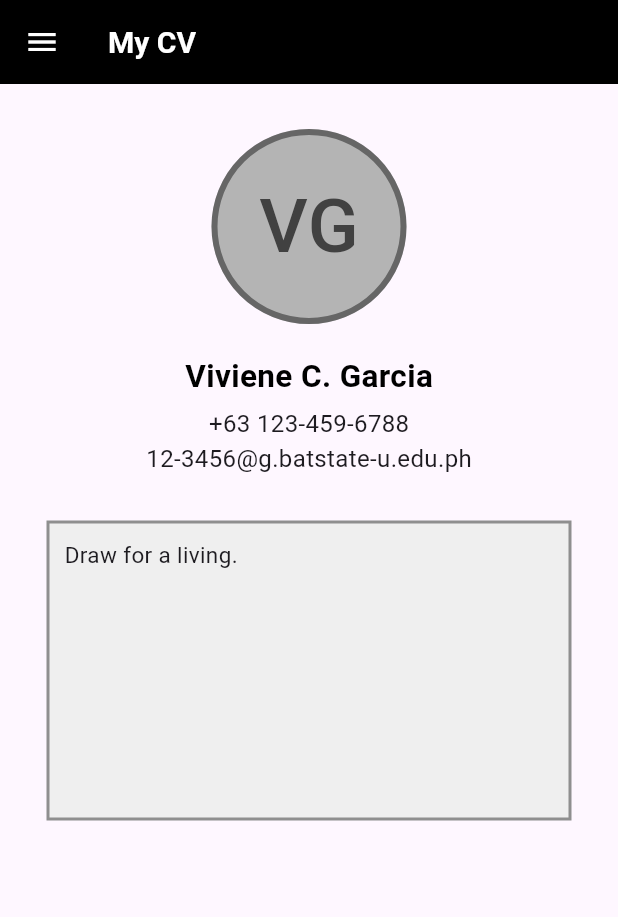
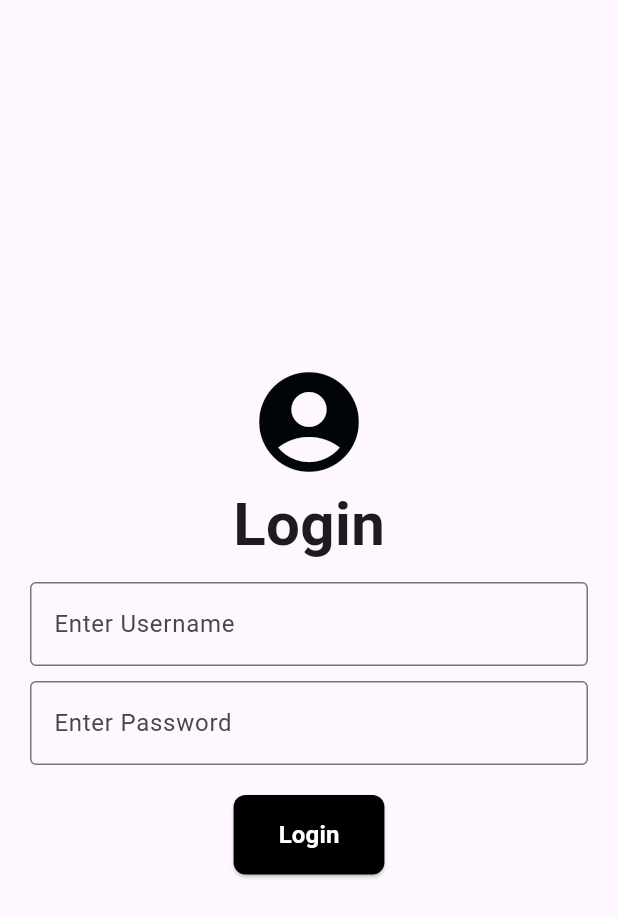
Before and after one commit to VivieneGarcia/GarciaVivieneCS3103_Flutter, a Flutter app: the screen it shows after launch, on a phone screen of 412 x 824 dp. Shown: the top 917 px of the screen. Run offline on Flutter 3.47's test engine with Material 3 defaults, Android fonts, the phone set to English and light mode, and no system bars; our stand-ins replace image_picker; missing offline and left inert: dart:html.

Commit message:
loginpage and change pfp

```diff
--- /dev/null
+++ b/cv and drawer/cv/lib/image_picker_stub.dart
@@ -0,0 +1,5 @@
+import 'dart:typed_data';
+
+Future<Uint8List?> pickImage() async {
+  throw UnsupportedError('This platform is not supported.');
+}
--- /dev/null
+++ b/cv and drawer/cv/lib/login_page.dart
@@ -0,0 +1,118 @@
+import 'package:flutter/material.dart';
+import 'basic_screen.dart';
+
+class LoginPage extends StatelessWidget {
+  LoginPage({super.key});
+
+  final TextEditingController usernameController = TextEditingController();
+  final TextEditingController passwordController = TextEditingController();
+
+  // Define test credentials
+  final Map<String, Map<String, dynamic>> validCredentials = {
+    'first': {
+      'password': 'pass1',
+      'name': 'Viviene Garcia',
+      'email': 'vivs@gmail.com',
+      'number': '0918-456-1232',
+    },
+    'second': {
+      'password': 'pass2',
+      'name': 'Grizzly Bear',
+      'email': 'grizzy@gmail.com',
+      'number': '0918-654-3212',
+    },
+  };
+
+  void _login(BuildContext context) {
+    String username = usernameController.text;
+    String password = passwordController.text;
+
+    // Check if username exists in the credentials and if the password matches
+    if (validCredentials.containsKey(username) &&
+        validCredentials[username]!['password'] == password) {
+      // Navigate to BasicScreen with the correct details
+      Navigator.push(
+        context,
+        MaterialPageRoute(
+          builder: (context) => BasicScreen(
+            name: validCredentials[username]!['name'],
+            email: validCredentials[username]!['email'],
+            number: validCredentials[username]!['number'],
+          ),
+        ),
+      );
+    } else {
+      // Show an error if the credentials are incorrect
+      ScaffoldMessenger.of(context).showSnackBar(
+        const SnackBar(
+          content: Text('Incorrect username or password'),
+          backgroundColor: Colors.red,
+        ),
+      );
+    }
+  }
+
+  @override
+  Widget build(BuildContext context) {
+    return Scaffold(
+      body: Center(
+        child: Padding(
+          padding: const EdgeInsets.all(20.0),
+          child: Column(
+            mainAxisAlignment: MainAxisAlignment.center,
+            children: [
+              const Icon(Icons.account_circle,
+                  size: 80, color: Color.fromARGB(255, 1, 5, 8)),
+              Container(
+                child: const Text(
+                  'Login',
+                  style: TextStyle(fontSize: 40, fontWeight: FontWeight.w600),
+                ),
+              ),
+              Container(
+                margin: const EdgeInsets.fromLTRB(0, 10, 0, 10),
+                child: TextField(
+                  controller: usernameController,
+                  decoration: const InputDecoration(
+                    border: OutlineInputBorder(),
+                    hintText: 'Enter Username',
+                  ),
+                ),
+              ),
+              TextField(
+                controller: passwordController,
+                decoration: const InputDecoration(
+                  border: OutlineInputBorder(),
+                  hintText: 'Enter Password',
+                ),
+                obscureText: true,
+              ),
+              Container(
+                margin: const EdgeInsets.only(top: 20),
+                child: ElevatedButton(
+                  onPressed: () => _login(context),
+                  style: ElevatedButton.styleFrom(
+                    backgroundColor: Colors.black,
+                    padding: const EdgeInsets.symmetric(
+                        horizontal: 30, vertical: 15),
+                    shape: RoundedRectangleBorder(
+                      borderRadius: BorderRadius.circular(8),
+                    ),
+                  ),
+                  child: const Text(
+                    'Login',
+                    style: TextStyle(
+                      color: Colors.white,
+                      fontWeight: FontWeight.bold,
+                      fontSize: 16,
+                    ),
+                  ),
+                ),
+              ),
+            ],
+          ),
+        ),
+      ),
+    );
+  }
+}
--- a/cv and drawer/cv/lib/main.dart
+++ b/cv and drawer/cv/lib/main.dart
@@ -1,5 +1,5 @@
 import 'package:flutter/material.dart';
-import 'basic_screen.dart'; // Import the new file
+import 'login_page.dart';
 
 void main() {
   runApp(const MyApp());
@@ -10,10 +10,10 @@ class MyApp extends StatelessWidget {
 
   @override
   Widget build(BuildContext context) {
-    return const MaterialApp(
+    return MaterialApp(
       title: 'Flutter Demo',
       debugShowCheckedModeBanner: false,
-      home: BasicScreen(),
+      home: LoginPage(),
     );
   }
 }
--- a/cv and drawer/cv/pubspec.yaml
+++ b/cv and drawer/cv/pubspec.yaml
@@ -35,6 +35,7 @@ dependencies:
   # The following adds the Cupertino Icons font to your application.
   # Use with the CupertinoIcons class for iOS style icons.
   cupertino_icons: ^1.0.8
+  image_picker: ^1.1.2
 
 dev_dependencies:
   flutter_test:
```
Also changed, not shown: cv and drawer/cv/lib/basic_screen.dart (+86 -27 lines), cv and drawer/cv/lib/image_picker_mobile.dart (added, +12 -0 lines), cv and drawer/cv/lib/image_picker_web.dart (added, +27 -0 lines), cv and drawer/cv/lib/immutable_widget.dart (+83 -17 lines), cv and drawer/cv/lib/pages/education_page.dart (+32 -90 lines), cv and drawer/cv/pubspec.lock, 6 other files.
